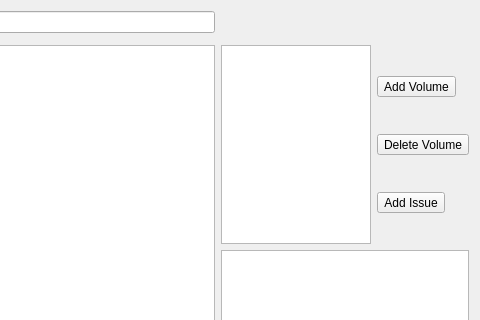
This is journal.ui in falconofdoom/gui as Qt 5 draws it before an edit; both pictures show x 465 to 945 and y 0 to 320 of the 945 by 459 pixel window. The edited form follows.
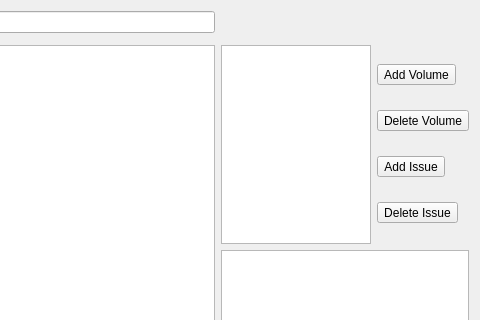
This is the edited form.

The edit to the form file:
```diff
--- a/journal.ui
+++ b/journal.ui
@@ -101,6 +101,13 @@
          </property>
         </widget>
        </item>
+       <item>
+        <widget class="QToolButton" name="toolButton_7">
+         <property name="text">
+          <string>Delete Issue</string>
+         </property>
+        </widget>
+       </item>
       </layout>
      </item>
      <item row="2" column="1" colspan="2">
```
